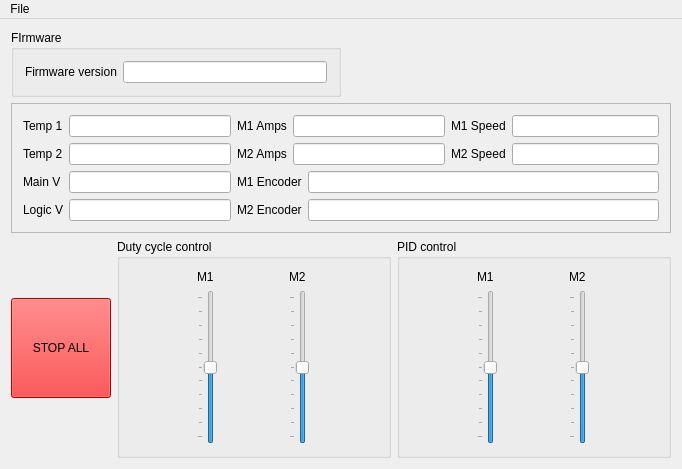
Old version of the form ui/roboclaw_ui/roboclawmain.ui in the repository lsolanka/roboclaw.
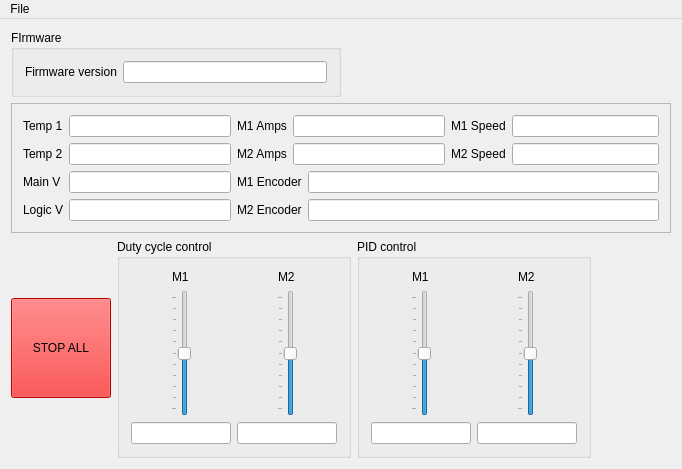
New version of the form.

Commit message: fix bugs and finalise basic UI control

```diff
--- a/ui/roboclaw_ui/roboclawmain.ui
+++ b/ui/roboclaw_ui/roboclawmain.ui
@@ -267,15 +267,11 @@
         </property>
         <layout class="QHBoxLayout" name="horizontalLayout">
          <item>
-          <layout class="QGridLayout" name="gridLayout_2">
-           <item row="0" column="0">
-            <widget class="QLabel" name="label_7">
-             <property name="text">
-              <string>M1</string>
-             </property>
-            </widget>
-           </item>
-           <item row="1" column="0">
+          <layout class="QGridLayout" name="m1DutyLayout">
+           <property name="horizontalSpacing">
+            <number>6</number>
+           </property>
+           <item row="1" column="0" alignment="Qt::AlignHCenter">
             <widget class="QSlider" name="m1DutySlider">
              <property name="minimum">
               <number>-100</number>
@@ -303,18 +299,41 @@
              </property>
             </widget>
            </item>
+           <item row="0" column="0" alignment="Qt::AlignHCenter">
+            <widget class="QLabel" name="label_7">
+             <property name="text">
+              <string>M1</string>
+             </property>
+            </widget>
+           </item>
+           <item row="2" column="0" alignment="Qt::AlignHCenter">
+            <widget class="QLineEdit" name="m1DutySliderValue">
+             <property name="minimumSize">
+              <size>
+               <width>100</width>
+               <height>0</height>
+              </size>
+             </property>
+             <property name="maximumSize">
+              <size>
+               <width>100</width>
+               <height>16777215</height>
+              </size>
+             </property>
+            </widget>
+           </item>
           </layout>
          </item>
          <item>
           <layout class="QGridLayout" name="gridLayout_3">
-           <item row="0" column="0">
+           <item row="0" column="0" alignment="Qt::AlignHCenter">
             <widget class="QLabel" name="label_8">
              <property name="text">
               <string>M2</string>
              </property>
             </widget>
            </item>
-           <item row="1" column="0">
+           <item row="1" column="0" alignment="Qt::AlignHCenter">
             <widget class="QSlider" name="m2DutySlider">
              <property name="minimum">
               <number>-100</number>
@@ -342,6 +361,22 @@
              </property>
             </widget>
            </item>
+           <item row="2" column="0" alignment="Qt::AlignHCenter">
+            <widget class="QLineEdit" name="m2DutySliderValue">
+             <property name="minimumSize">
+              <size>
+               <width>100</width>
+               <height>0</height>
+              </size>
+             </property>
+             <property name="maximumSize">
+              <size>
+               <width>100</width>
+               <height>16777215</height>
+              </size>
+             </property>
+            </widget>
+           </item>
           </layout>
          </item>
         </layout>
@@ -355,38 +390,54 @@
         <layout class="QHBoxLayout" name="horizontalLayout_3">
          <item>
           <layout class="QGridLayout" name="gridLayout_4">
-           <item row="0" column="0">
+           <item row="1" column="0" alignment="Qt::AlignHCenter">
+            <widget class="QSlider" name="m1PidSlider">
+             <property name="minimum">
+              <number>-100</number>
+             </property>
+             <property name="maximum">
+              <number>100</number>
+             </property>
+             <property name="singleStep">
+              <number>1</number>
+             </property>
+             <property name="tracking">
+              <bool>true</bool>
+             </property>
+             <property name="orientation">
+              <enum>Qt::Vertical</enum>
+             </property>
+             <property name="invertedAppearance">
+              <bool>false</bool>
+             </property>
+             <property name="tickPosition">
+              <enum>QSlider::TicksAbove</enum>
+             </property>
+             <property name="tickInterval">
+              <number>20</number>
+             </property>
+            </widget>
+           </item>
+           <item row="0" column="0" alignment="Qt::AlignHCenter">
             <widget class="QLabel" name="label_14">
              <property name="text">
               <string>M1</string>
              </property>
             </widget>
            </item>
-           <item row="1" column="0">
-            <widget class="QSlider" name="verticalSlider_3">
-             <property name="minimum">
-              <number>-100</number>
+           <item row="2" column="0">
+            <widget class="QLineEdit" name="m1PidSliderValue">
+             <property name="minimumSize">
+              <size>
+               <width>100</width>
+               <height>0</height>
+              </size>
              </property>
-             <property name="maximum">
-              <number>100</number>
-             </property>
-             <property name="singleStep">
-              <number>1</number>
-             </property>
-             <property name="tracking">
-              <bool>true</bool>
-             </property>
-             <property name="orientation">
-              <enum>Qt::Vertical</enum>
-             </property>
-             <property name="invertedAppearance">
-              <bool>false</bool>
-             </property>
-             <property name="tickPosition">
-              <enum>QSlider::TicksAbove</enum>
-             </property>
-             <property name="tickInterval">
-              <number>20</number>
+             <property name="maximumSize">
+              <size>
+               <width>100</width>
+               <height>16777215</height>
+              </size>
              </property>
             </widget>
            </item>
@@ -394,15 +445,15 @@
          </item>
          <item>
           <layout class="QGridLayout" name="gridLayout_5">
-           <item row="0" column="0">
+           <item row="0" column="0" alignment="Qt::AlignHCenter">
             <widget class="QLabel" name="label_15">
              <property name="text">
               <string>M2</string>
              </property>
             </widget>
            </item>
-           <item row="1" column="0">
-            <widget class="QSlider" name="verticalSlider_4">
+           <item row="1" column="0" alignment="Qt::AlignHCenter">
+            <widget class="QSlider" name="m2PidSlider">
              <property name="minimum">
               <number>-100</number>
              </property>
@@ -429,11 +480,40 @@
              </property>
             </widget>
            </item>
+           <item row="2" column="0" alignment="Qt::AlignHCenter">
+            <widget class="QLineEdit" name="m2PidSliderValue">
+             <property name="minimumSize">
+              <size>
+               <width>100</width>
+               <height>0</height>
+              </size>
+             </property>
+             <property name="maximumSize">
+              <size>
+               <width>100</width>
+               <height>16777215</height>
+              </size>
+             </property>
+            </widget>
+           </item>
           </layout>
          </item>
         </layout>
        </widget>
       </item>
+      <item>
+       <spacer name="horizontalSpacer_2">
+        <property name="orientation">
+         <enum>Qt::Horizontal</enum>
+        </property>
+        <property name="sizeHint" stdset="0">
+         <size>
+          <width>40</width>
+          <height>20</height>
+         </size>
+        </property>
+       </spacer>
+      </item>
      </layout>
     </item>
    </layout>
```
The commit also changes 5 other files.
